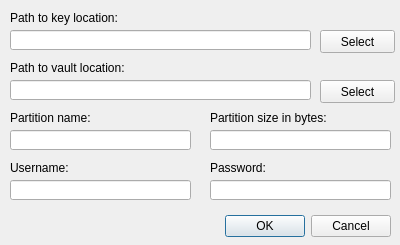
This is src/mainwindow/dialognew.ui in partition-safe/partition-safe as Qt 5 draws it before an edit. The edited form follows.
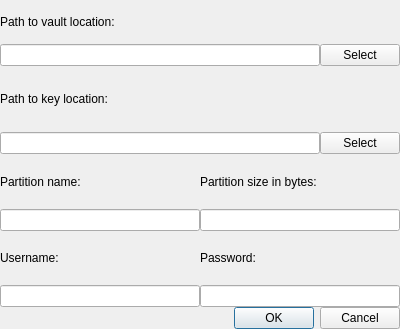
This is the edited form.

```diff
--- a/src/mainwindow/dialognew.ui
+++ b/src/mainwindow/dialognew.ui
@@ -7,73 +7,72 @@
     <x>0</x>
     <y>0</y>
     <width>400</width>
-    <height>245</height>
+    <height>329</height>
    </rect>
   </property>
   <property name="windowTitle">
    <string>Creating a new vault</string>
   </property>
-  <widget class="QDialogButtonBox" name="buttonBox">
-   <property name="geometry">
-    <rect>
-     <x>50</x>
-     <y>210</y>
-     <width>341</width>
-     <height>32</height>
-    </rect>
-   </property>
-   <property name="orientation">
-    <enum>Qt::Horizontal</enum>
+  <property name="modal">
+   <bool>true</bool>
+  </property>
+  <layout class="QGridLayout" name="gridLayout">
+   <property name="leftMargin">
+    <number>0</number>
    </property>
-   <property name="standardButtons">
-    <set>QDialogButtonBox::Cancel|QDialogButtonBox::Ok</set>
+   <property name="topMargin">
+    <number>0</number>
    </property>
-  </widget>
-  <widget class="QLineEdit" name="textKeyLoc">
-   <property name="geometry">
-    <rect>
-     <x>10</x>
-     <y>30</y>
-     <width>301</width>
-     <height>20</height>
-    </rect>
+   <property name="rightMargin">
+    <number>0</number>
    </property>
-  </widget>
-  <widget class="QLineEdit" name="textPartitionLoc">
-   <property name="geometry">
-    <rect>
-     <x>10</x>
-     <y>80</y>
-     <width>301</width>
-     <height>20</height>
-    </rect>
+   <property name="bottomMargin">
+    <number>0</number>
    </property>
-  </widget>
-  <widget class="QPushButton" name="buttonKeyLoc">
-   <property name="geometry">
-    <rect>
-     <x>320</x>
-     <y>30</y>
-     <width>75</width>
-     <height>23</height>
-    </rect>
-   </property>
-   <property name="toolTip">
-    <string>Choose Key location</string>
+   <item row="0" column="0">
+    <layout class="QVBoxLayout" name="verticalLayout">
+     <property name="spacing">
+      <number>0</number>
+     </property>
+     <item>
+      <layout class="QVBoxLayout" name="verticalLayout_2">
+       <property name="spacing">
+        <number>0</number>
+       </property>
+       <item>
+        <layout class="QVBoxLayout" name="verticalLayout_3">
+         <property name="leftMargin">
+          <number>0</number>
+         </property>
+         <property name="topMargin">
+          <number>0</number>
+         </property>
+         <property name="rightMargin">
+          <number>0</number>
+         </property>
+         <property name="bottomMargin">
+          <number>0</number>
+         </property>
+         <item>
+          <widget class="QLabel" name="label_2">
+           <property name="sizePolicy">
+            <sizepolicy hsizetype="Expanding" vsizetype="Preferred">
+             <horstretch>0</horstretch>
+             <verstretch>0</verstretch>
+            </sizepolicy>
    </property>
    <property name="text">
-    <string>Select</string>
-   </property>
-  </widget>
+            <string>Path to vault location:</string>
+           </property>
+          </widget>
+         </item>
+         <item>
+          <layout class="QHBoxLayout" name="horizontalLayout_2">
+           <item>
+            <widget class="QLineEdit" name="textPartitionLoc"/>
+           </item>
+           <item>
   <widget class="QPushButton" name="buttonPartitionLoc">
-   <property name="geometry">
-    <rect>
-     <x>320</x>
-     <y>80</y>
-     <width>75</width>
-     <height>23</height>
-    </rect>
-   </property>
    <property name="toolTip">
     <string>Choose Partition Location</string>
    </property>
@@ -81,25 +80,57 @@
     <string>Select</string>
    </property>
   </widget>
-  <widget class="QLineEdit" name="textPartitionName">
-   <property name="geometry">
-    <rect>
-     <x>10</x>
-     <y>130</y>
-     <width>181</width>
-     <height>20</height>
-    </rect>
-   </property>
-  </widget>
+           </item>
+          </layout>
+         </item>
+        </layout>
+       </item>
+       <item>
+        <widget class="QLabel" name="label">
+         <property name="sizePolicy">
+          <sizepolicy hsizetype="Expanding" vsizetype="Preferred">
+           <horstretch>0</horstretch>
+           <verstretch>0</verstretch>
+          </sizepolicy>
+         </property>
+         <property name="text">
+          <string>Path to key location:</string>
+         </property>
+         <property name="indent">
+          <number>-1</number>
+         </property>
+        </widget>
+       </item>
+       <item>
+        <layout class="QHBoxLayout" name="horizontalLayout">
+         <item>
+          <widget class="QLineEdit" name="textKeyLoc"/>
+         </item>
+         <item>
+          <widget class="QPushButton" name="buttonKeyLoc">
+           <property name="toolTip">
+            <string>Choose Key location</string>
+           </property>
+           <property name="text">
+            <string>Select</string>
+           </property>
+          </widget>
+         </item>
+        </layout>
+       </item>
+      </layout>
+     </item>
+     <item>
+      <layout class="QVBoxLayout" name="verticalLayout_8">
+       <property name="spacing">
+        <number>0</number>
+       </property>
+       <item>
+        <layout class="QHBoxLayout" name="horizontalLayout_4">
+         <item>
+          <layout class="QVBoxLayout" name="verticalLayout_4">
+           <item>
   <widget class="QLabel" name="labelPartitionName">
-   <property name="geometry">
-    <rect>
-     <x>10</x>
-     <y>110</y>
-     <width>181</width>
-     <height>16</height>
-    </rect>
-   </property>
    <property name="sizePolicy">
     <sizepolicy hsizetype="Expanding" vsizetype="Preferred">
      <horstretch>0</horstretch>
@@ -110,85 +141,44 @@
     <string>Partition name:</string>
    </property>
   </widget>
+           </item>
+           <item>
+            <widget class="QLineEdit" name="textPartitionName"/>
+           </item>
+          </layout>
+         </item>
+         <item>
+          <layout class="QVBoxLayout" name="verticalLayout_5">
+           <item>
+            <widget class="QLabel" name="labelPartitionSize">
+             <property name="sizePolicy">
+              <sizepolicy hsizetype="Expanding" vsizetype="Preferred">
+               <horstretch>0</horstretch>
+               <verstretch>0</verstretch>
+              </sizepolicy>
+             </property>
+             <property name="text">
+              <string>Partition size in bytes:</string>
+             </property>
+            </widget>
+           </item>
+           <item>
   <widget class="QLineEdit" name="textPartitionSize">
-   <property name="geometry">
-    <rect>
-     <x>210</x>
-     <y>130</y>
-     <width>181</width>
-     <height>20</height>
-    </rect>
-   </property>
    <property name="maxLength">
     <number>32767</number>
    </property>
   </widget>
-  <widget class="QLabel" name="labelPartitionSize">
-   <property name="geometry">
-    <rect>
-     <x>210</x>
-     <y>110</y>
-     <width>181</width>
-     <height>16</height>
-    </rect>
-   </property>
-   <property name="sizePolicy">
-    <sizepolicy hsizetype="Expanding" vsizetype="Preferred">
-     <horstretch>0</horstretch>
-     <verstretch>0</verstretch>
-    </sizepolicy>
-   </property>
-   <property name="text">
-    <string>Partition size in bytes:</string>
-   </property>
-  </widget>
-  <widget class="QLabel" name="label">
-   <property name="geometry">
-    <rect>
-     <x>10</x>
-     <y>10</y>
-     <width>181</width>
-     <height>16</height>
-    </rect>
-   </property>
-   <property name="sizePolicy">
-    <sizepolicy hsizetype="Expanding" vsizetype="Preferred">
-     <horstretch>0</horstretch>
-     <verstretch>0</verstretch>
-    </sizepolicy>
-   </property>
-   <property name="text">
-    <string>Path to key location:</string>
-   </property>
-  </widget>
-  <widget class="QLabel" name="label_2">
-   <property name="geometry">
-    <rect>
-     <x>10</x>
-     <y>60</y>
-     <width>181</width>
-     <height>16</height>
-    </rect>
-   </property>
-   <property name="sizePolicy">
-    <sizepolicy hsizetype="Expanding" vsizetype="Preferred">
-     <horstretch>0</horstretch>
-     <verstretch>0</verstretch>
-    </sizepolicy>
-   </property>
-   <property name="text">
-    <string>Path to vault location:</string>
-   </property>
-  </widget>
+           </item>
+          </layout>
+         </item>
+        </layout>
+       </item>
+       <item>
+        <layout class="QHBoxLayout" name="horizontalLayout_3">
+         <item>
+          <layout class="QVBoxLayout" name="verticalLayout_6">
+           <item>
   <widget class="QLabel" name="label_3">
-   <property name="geometry">
-    <rect>
-     <x>10</x>
-     <y>160</y>
-     <width>181</width>
-     <height>16</height>
-    </rect>
-   </property>
    <property name="sizePolicy">
     <sizepolicy hsizetype="Expanding" vsizetype="Preferred">
      <horstretch>0</horstretch>
@@ -199,15 +189,16 @@
     <string>Username:</string>
    </property>
   </widget>
+           </item>
+           <item>
+            <widget class="QLineEdit" name="textUsername"/>
+           </item>
+          </layout>
+         </item>
+         <item>
+          <layout class="QVBoxLayout" name="verticalLayout_7">
+           <item>
   <widget class="QLabel" name="label_4">
-   <property name="geometry">
-    <rect>
-     <x>210</x>
-     <y>160</y>
-     <width>181</width>
-     <height>16</height>
-    </rect>
-   </property>
    <property name="sizePolicy">
     <sizepolicy hsizetype="Expanding" vsizetype="Preferred">
      <horstretch>0</horstretch>
@@ -218,29 +209,35 @@
     <string>Password:</string>
    </property>
   </widget>
-  <widget class="QLineEdit" name="textUsername">
-   <property name="geometry">
-    <rect>
-     <x>10</x>
-     <y>180</y>
-     <width>181</width>
-     <height>20</height>
-    </rect>
-   </property>
-  </widget>
+           </item>
+           <item>
   <widget class="QLineEdit" name="textPassword">
-   <property name="geometry">
-    <rect>
-     <x>210</x>
-     <y>180</y>
-     <width>181</width>
-     <height>20</height>
-    </rect>
-   </property>
    <property name="echoMode">
     <enum>QLineEdit::Password</enum>
    </property>
   </widget>
+           </item>
+          </layout>
+         </item>
+        </layout>
+       </item>
+      </layout>
+     </item>
+     <item>
+      <widget class="QDialogButtonBox" name="buttonBox">
+       <property name="orientation">
+        <enum>Qt::Horizontal</enum>
+       </property>
+       <property name="standardButtons">
+        <set>QDialogButtonBox::Cancel|QDialogButtonBox::Ok</set>
+       </property>
+      </widget>
+     </item>
+    </layout>
+   </item>
+  </layout>
+  <zorder>verticalLayoutWidget</zorder>
+  <zorder>verticalLayoutWidget_2</zorder>
  </widget>
  <tabstops>
   <tabstop>textKeyLoc</tabstop>
```
Left out of the diff: 3 changed lines with no effect on the pictures. Lines whose indentation alone changed are shown as unchanged.
